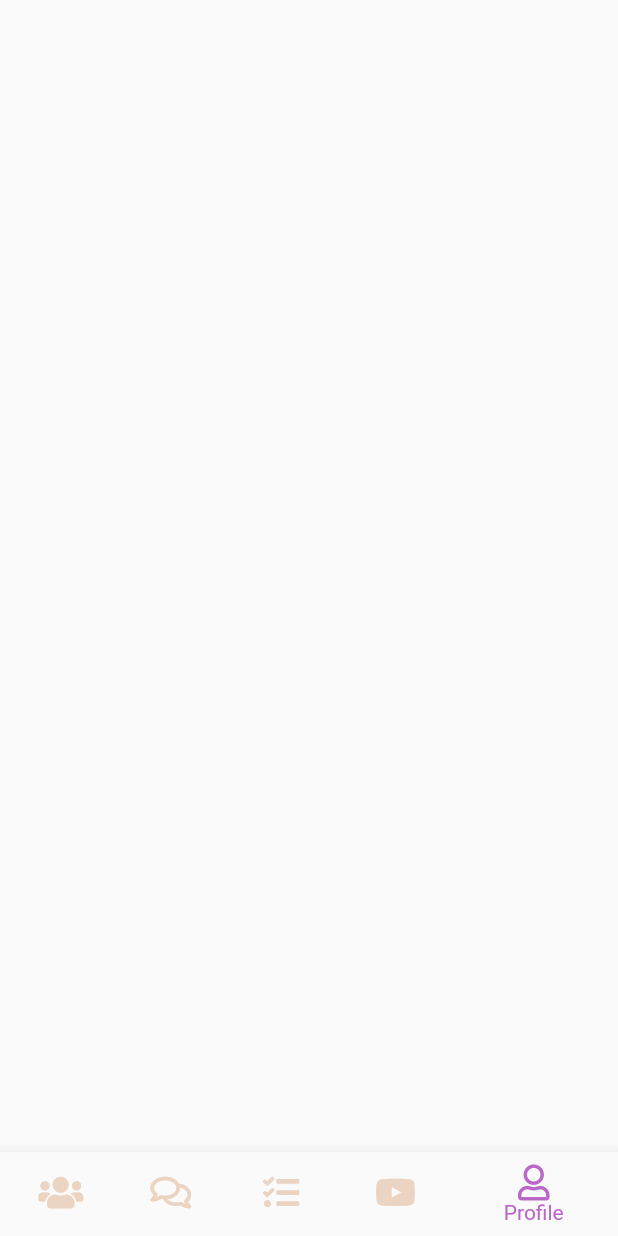
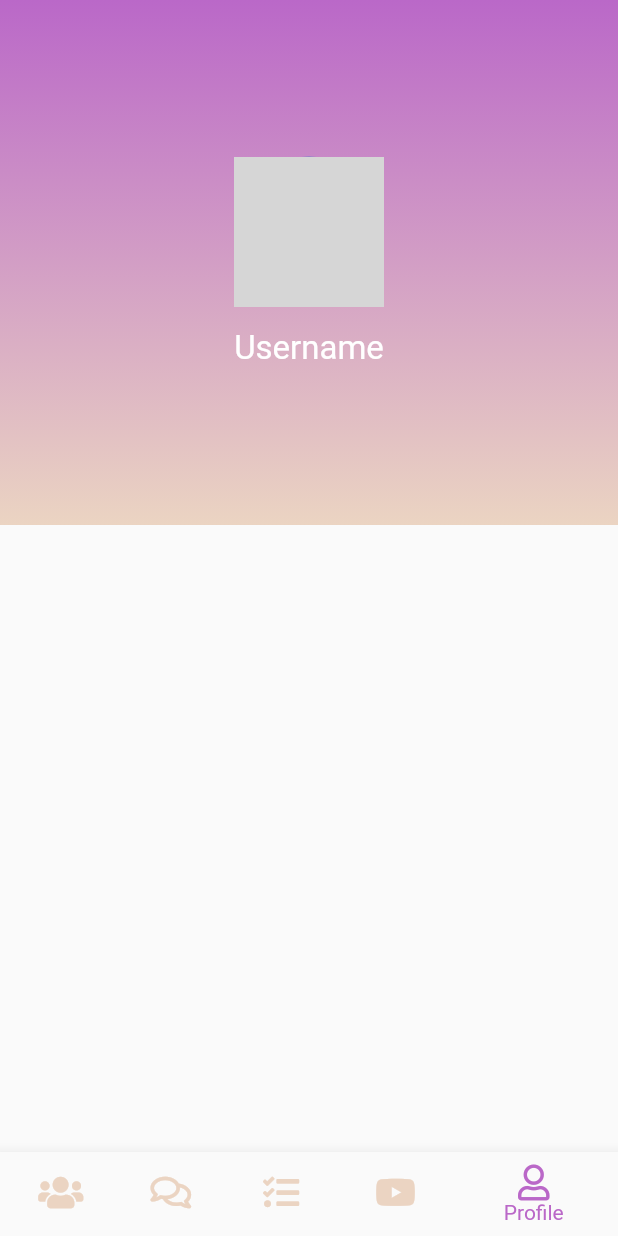
Before and after one commit to bhavika3011/eduthon_frontend, a Flutter app: the HomeScreen screen opened directly, item 5 of the bottom bar chosen, on a phone screen of 412 x 824 dp. Run offline on Flutter 3.47's test engine with Material 2 defaults, Android fonts, the phone set to English and light mode, and no system bars; our stand-ins replace font_awesome_flutter, simple_animations, validators; grey boxes are pictures that could not be loaded.

Commit message:
added profile screen basic

```diff
--- a/lib/screens/home.dart
+++ b/lib/screens/home.dart
@@ -1,5 +1,6 @@
 // import 'package:eduthon/screens/chat.dart';
 import 'package:eduthon/screens/todo.dart';
+import 'package:eduthon/screens/profile.dart';
 import 'package:eduthon/theme/colors.dart';
 import 'package:flutter/material.dart';
 import 'package:font_awesome_flutter/font_awesome_flutter.dart';
@@ -24,7 +25,7 @@ class _HomeScreenState extends State<HomeScreen> {
     // ChatApp(),
     ToDo(),
     Container(),
-    Container(),
+    ProfileApp(),
     Container()
   ];
 
--- /dev/null
+++ b/lib/screens/profile.dart
@@ -0,0 +1,53 @@
+import 'package:flutter/material.dart';
+import 'package:eduthon/theme/colors.dart';
+import 'package:eduthon/main.dart';
+
+class ProfileApp extends StatelessWidget {
+  @override
+  Widget build(BuildContext context) {
+    return Scaffold(
+      body: SingleChildScrollView(
+        child: Column(
+          crossAxisAlignment: CrossAxisAlignment.stretch,
+          children: <Widget>[
+            // Container(height: 275, child: WavyHeaderImage()),
+            Container(
+                decoration: BoxDecoration(
+                    gradient: LinearGradient(
+                        begin: Alignment.topCenter,
+                        end: Alignment.bottomCenter,
+                        colors: [mainColor, iconColor])),
+                child: Container(
+                  width: double.infinity,
+                  height: 350.0,
+                  child: Center(
+                    child: Column(
+                      crossAxisAlignment: CrossAxisAlignment.center,
+                      mainAxisAlignment: MainAxisAlignment.center,
+                      children: <Widget>[
+                        CircleAvatar(
+                          backgroundImage: AssetImage(
+                            "image.png",
+                          ),
+                          radius: 50.0,
+                        ),
+                        SizedBox(
+                          height: 15.0,
+                        ),
+                        Text(
+                          "Username",
+                          style: TextStyle(
+                            fontSize: 22.0,
+                            color: Colors.white,
+                          ),
+                        ),
+                      ],
+                    ),
+                  ),
+                )),
+          ],
+        ),
+      ),
+    );
+  }
+}
--- a/lib/screens/todo.dart
+++ b/lib/screens/todo.dart
@@ -28,7 +28,7 @@ import 'package:eduthon/theme/colors.dart';
 // }
 
 class ToDo extends StatefulWidget {
-  List<String> _todoItems = [];
+  // List<String> _todoItems = [];
 
   @override
   _ToDoState createState() => _ToDoState();
```
